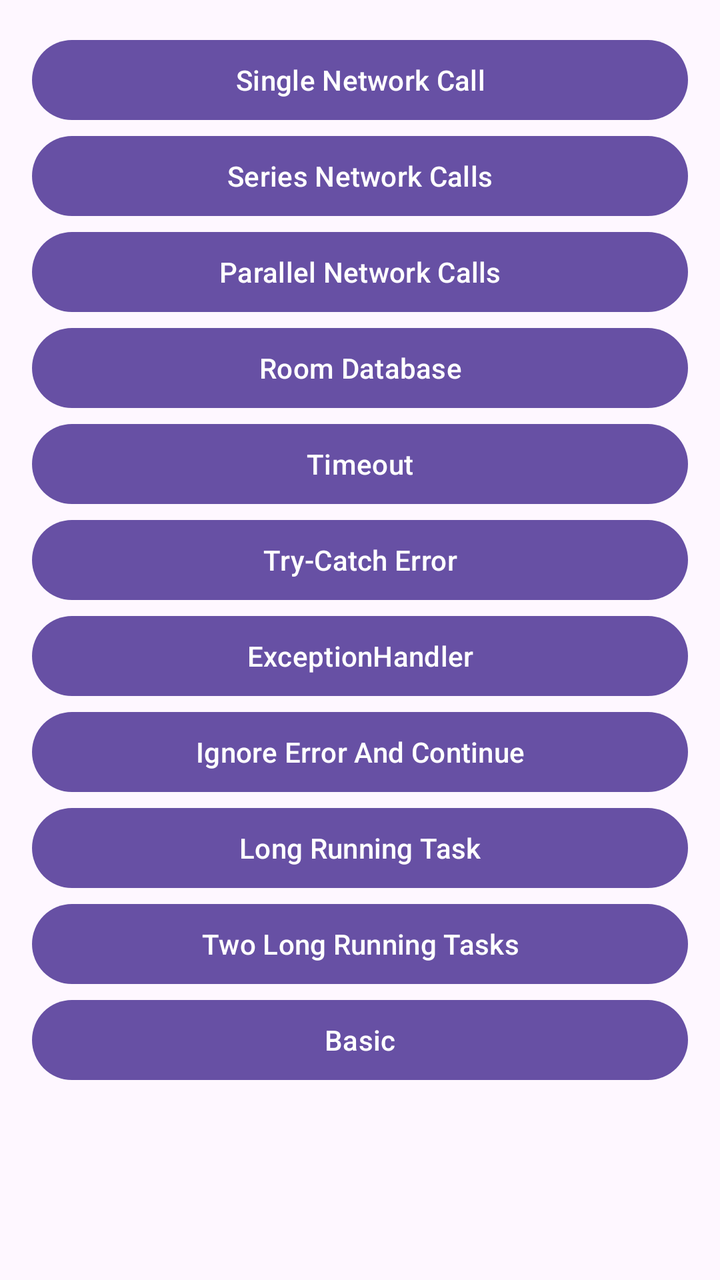
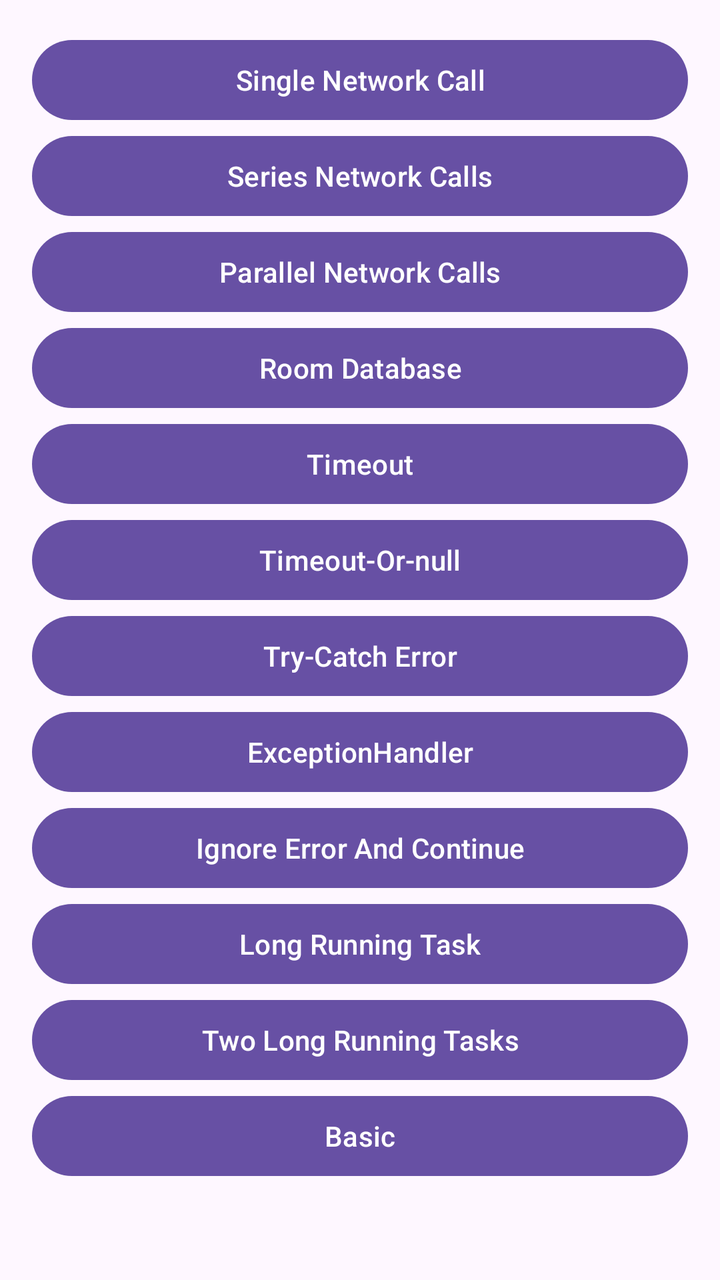

Before-and-after screenshots of an Android layout around one commit, followed by the original layout XML and the change that was made.
<!-- AndroidManifest.xml: application theme Theme.AllProject -->
<!-- res/layout/activity_coroutine.xml -->
<?xml version="1.0" encoding="utf-8"?>
<ScrollView xmlns:android="http://schemas.android.com/apk/res/android"
    xmlns:tools="http://schemas.android.com/tools"
    android:layout_width="match_parent"
    android:layout_height="match_parent"
    android:fadeScrollbars="false"
    android:paddingLeft="16dp"
    android:paddingTop="16dp"
    android:paddingRight="16dp"
    android:paddingBottom="16dp">

    <LinearLayout
        android:layout_width="match_parent"
        android:layout_height="wrap_content"
        android:orientation="vertical">

        <Button
            android:layout_width="match_parent"
            android:layout_height="wrap_content"
            android:onClick="startSingleNetworkCallActivity"
            android:text="@string/single_network_call"
            android:textColor="@android:color/white" />

        <Button
            android:layout_width="match_parent"
            android:layout_height="wrap_content"
            android:onClick="startSeriesNetworkCallsActivity"
            android:text="@string/series_network_calls"
            android:textColor="@android:color/white" />

        <Button
            android:layout_width="match_parent"
            android:layout_height="wrap_content"
            android:onClick="startParallelNetworkCallsActivity"
            android:text="@string/parallel_network_calls"
            android:textColor="@android:color/white" />

        <Button
            android:layout_width="match_parent"
            android:layout_height="wrap_content"
            android:onClick="startRoomDatabaseActivity"
            android:text="@string/room_database"
            android:textColor="@android:color/white" />

        <Button
            android:layout_width="match_parent"
            android:layout_height="wrap_content"
            android:onClick="startTimeoutActivity"
            android:text="@string/timeout"
            android:textColor="@android:color/white" />

        <Button
            android:layout_width="match_parent"
            android:layout_height="wrap_content"
            android:onClick="startTryCatchActivity"
            android:text="@string/try_catch_error"
            android:textColor="@android:color/white" />

        <Button
            android:layout_width="match_parent"
            android:layout_height="wrap_content"
            android:onClick="startExceptionHandlerActivity"
            android:text="@string/exception_handler"
            android:textColor="@android:color/white" />

        <Button
            android:layout_width="match_parent"
            android:layout_height="wrap_content"
            android:onClick="startIgnoreErrorAndContinueActivity"
            android:text="@string/ignore_error_and_continue"
            android:textColor="@android:color/white" />

        <Button
            android:layout_width="match_parent"
            android:layout_height="wrap_content"
            android:onClick="startLongRunningTaskActivity"
            android:text="@string/long_running_task"
            android:textColor="@android:color/white" />

        <Button
            android:layout_width="match_parent"
            android:layout_height="wrap_content"
            android:onClick="startTwoLongRunningTasksActivity"
            android:text="@string/two_long_running_tasks"
            android:textColor="@android:color/white" />

        <Button
            android:layout_width="match_parent"
            android:layout_height="wrap_content"
            android:onClick="startBasicActivity"
            android:text="@string/basic"
            android:textColor="@android:color/white" />

    </LinearLayout>
</ScrollView>
<!-- resources referenced by this layout -->
<resources>
  <string name="basic">Basic</string>
  <string name="exception_handler">ExceptionHandler</string>
  <string name="ignore_error_and_continue">Ignore Error And Continue</string>
  <string name="long_running_task">Long Running Task</string>
  <string name="parallel_network_calls">Parallel Network Calls</string>
  <string name="room_database">Room Database</string>
  <string name="series_network_calls">Series Network Calls</string>
  <string name="single_network_call">Single Network Call</string>
  <string name="timeout">Timeout</string>
  <string name="try_catch_error">Try-Catch Error</string>
  <string name="two_long_running_tasks">Two Long Running Tasks</string>
  <style name="Theme.AllProject" parent="Base.Theme.AllProject" />
  <style name="Base.Theme.AllProject" parent="Theme.Material3.DayNight.NoActionBar">
          
          
      </style>
</resources>

<!-- the commit's change to res/layout/activity_coroutine.xml (unified diff, before → after) -->
@@ -52,6 +52,13 @@
         <Button
             android:layout_width="match_parent"
             android:layout_height="wrap_content"
+            android:onClick="startTimeoutOrNullActivity"
+            android:text="@string/timeout_or_null"
+            android:textColor="@android:color/white" />
+
+        <Button
+            android:layout_width="match_parent"
+            android:layout_height="wrap_content"
             android:onClick="startTryCatchActivity"
             android:text="@string/try_catch_error"
             android:textColor="@android:color/white" />
<!-- resource entries referenced after the edit -->
@@ -9,6 +9,7 @@
   <string name="series_network_calls">Series Network Calls</string>
   <string name="single_network_call">Single Network Call</string>
   <string name="timeout">Timeout</string>
+  <string name="timeout_or_null">Timeout-Or-null</string>
   <string name="try_catch_error">Try-Catch Error</string>
   <string name="two_long_running_tasks">Two Long Running Tasks</string>
   <style name="Theme.AllProject" parent="Base.Theme.AllProject" />
